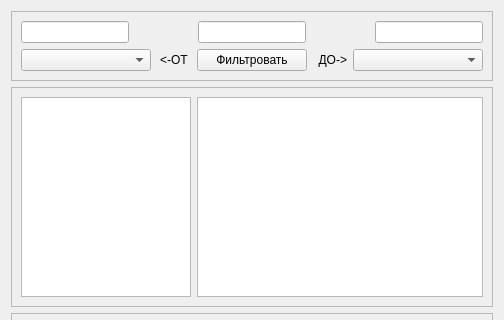
dekarh3/crmand, file crmand_win.ui: the form before one commit; both pictures show x 0 to 504 and y 0 to 320 of the 504 by 868 pixel window.
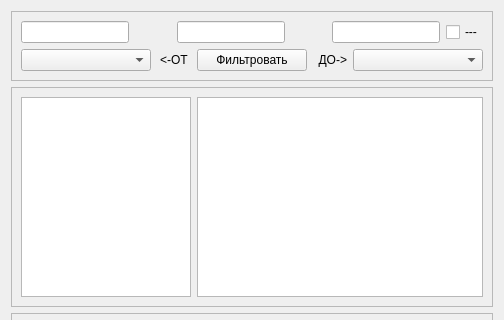
The form after the commit.

Commit message: Первый коммит

The edit to the form file:
```diff
--- a/crmand_win.ui
+++ b/crmand_win.ui
@@ -96,6 +96,13 @@
           </property>
          </widget>
         </item>
+        <item>
+         <widget class="QCheckBox" name="chbShowClear">
+          <property name="text">
+           <string>---</string>
+          </property>
+         </widget>
+        </item>
        </layout>
       </item>
       <item>
```
The commit also changes 2 other files.
